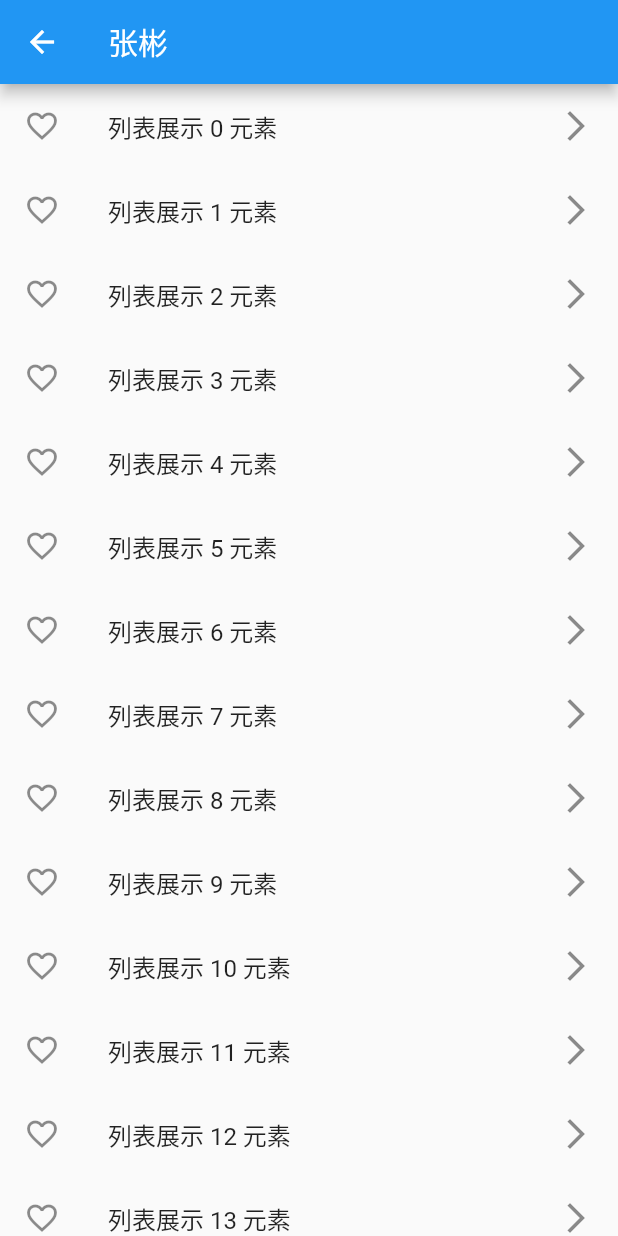
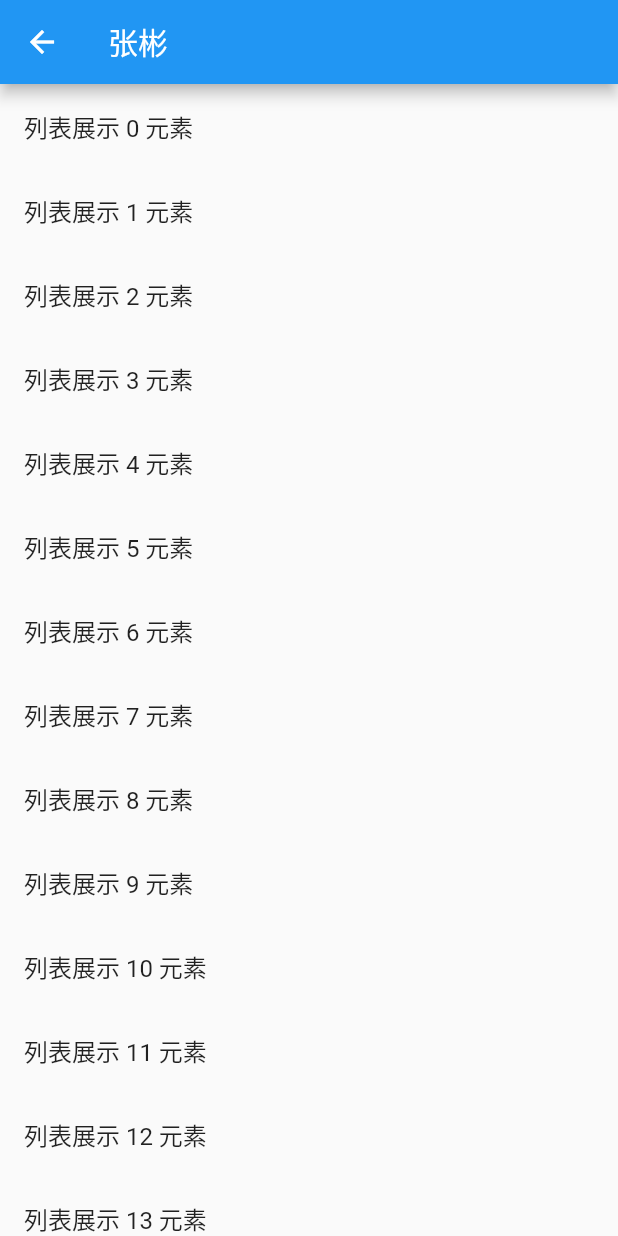
Before and after one commit to rogan528/FlutterDemo, a Flutter app: the SwippeToDissmissDemo screen opened directly, on a phone screen of 412 x 824 dp. Run offline on Flutter 3.47's test engine with Material 2 defaults, Android fonts, the phone set to English and light mode, and no system bars.

Commit message:
抽取listview成一个类 和 增加一个页面

```diff
--- a/lib/SwippeToDissmissDemo.dart
+++ b/lib/SwippeToDissmissDemo.dart
@@ -1,4 +1,5 @@
 import 'package:flutter/material.dart';
+import 'package:flutter_app/framework.dart';
 
 class SwippeToDissmissDemo extends StatefulWidget {
   @override
@@ -15,32 +16,35 @@ class _SwippeToDissmissState extends State<SwippeToDissmissDemo> {
       appBar: AppBar(
         title: Text("张彬"),
       ),
-      body: buildListView(),
+      body:new ListViewState(),
     );
   }
+}
 
-  ListView buildListView() {
+class ListViewState extends StatefulWidget {
+  @override
+  _ListViewState createState() => _ListViewState();
+}
+
+class _ListViewState extends State<ListViewState> {
+  List<String> list = List.generate(20, (index) => "列表展示 $index 元素");
+  @override
+  Widget build(BuildContext context) {
     return ListView.builder(
-        scrollDirection: Axis.vertical,
-        itemCount: list.length,
-        itemBuilder: (context, index) {
+        itemCount: list.length, itemBuilder: (context, index) {
       return Dismissible(
           key: Key(list[index]),
           direction: DismissDirection.endToStart,
-            child: ListTile(
-              leading: Icon(Icons.favorite_border),
-              title: Text('${list[index]}'),
-              trailing: Icon(Icons.arrow_forward_ios),
-            ),
+          child: ListTile(title: Text('${list[index]}'),),
           background: Container(
             color: Colors.redAccent,
           ),
-            /*onDismissed: (dicection){
+          onDismissed: (dicection){
             setState(() {
               Scaffold.of(context).showSnackBar(SnackBar(content: Text("${list[index]}")));
               list.removeAt(index);
             });
-            }*/
+          }
       );
     });
   }
--- a/lib/main.dart
+++ b/lib/main.dart
@@ -61,6 +61,7 @@ class AppPage extends StatelessWidget {
                     height: 10.0,
                   ),
                   TextFormField(
+                    //keyboardAppearance:Brightness.dark,
                     decoration: InputDecoration(
                       contentPadding:
                           const EdgeInsets.symmetric(vertical: 10.0),
```
Also changed, not shown: lib/framework.dart (added, +89 -0 lines). Lines whose indentation alone changed are shown as unchanged.
